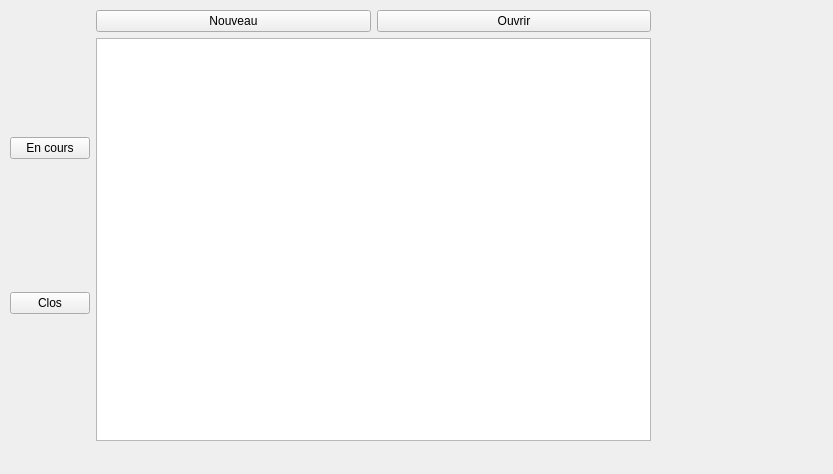
LudovicTagnon/EasyTicket, file src/vues/VueClient.ui: the form before one commit.
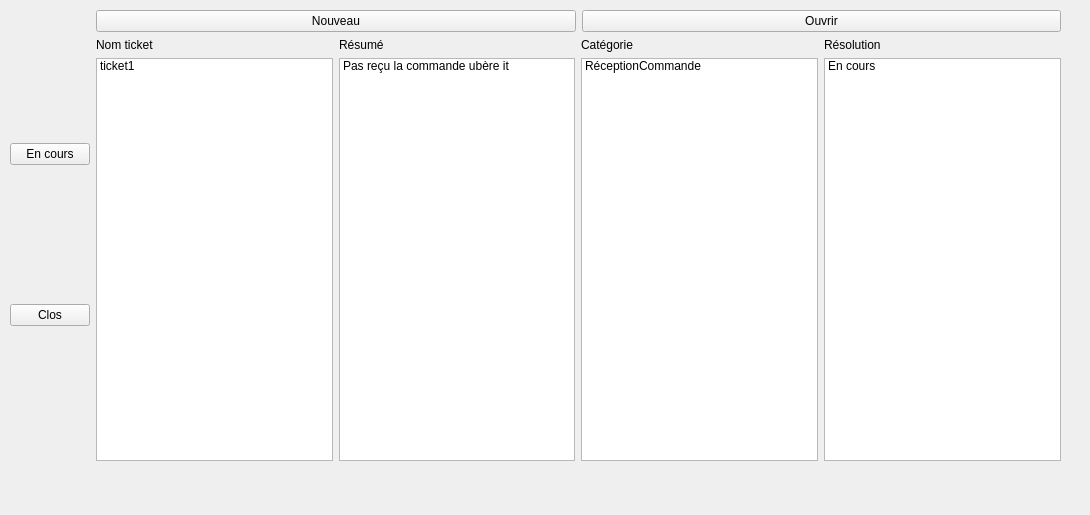
The form after the commit.

```diff
--- a/src/vues/VueClient.ui
+++ b/src/vues/VueClient.ui
@@ -6,8 +6,8 @@
    <rect>
     <x>0</x>
     <y>0</y>
-    <width>833</width>
-    <height>474</height>
+    <width>1090</width>
+    <height>515</height>
    </rect>
   </property>
   <property name="windowTitle">
@@ -18,8 +18,8 @@
     <rect>
      <x>10</x>
      <y>10</y>
-     <width>641</width>
-     <height>431</height>
+     <width>1051</width>
+     <height>451</height>
     </rect>
    </property>
    <layout class="QHBoxLayout" name="horizontalLayout">
@@ -62,7 +62,88 @@
        </layout>
       </item>
       <item>
-       <widget class="QListView" name="listViewTickets"/>
+       <layout class="QHBoxLayout" name="horizontalLayout_2">
+        <item>
+         <layout class="QVBoxLayout" name="verticalLayout">
+          <item>
+           <widget class="QLabel" name="label">
+            <property name="text">
+             <string>Nom ticket</string>
+            </property>
+           </widget>
+          </item>
+          <item>
+           <widget class="QListWidget" name="listWidget_2">
+            <item>
+             <property name="text">
+              <string>ticket1</string>
+             </property>
+            </item>
+           </widget>
+          </item>
+         </layout>
+        </item>
+        <item>
+         <layout class="QVBoxLayout" name="verticalLayout_4">
+          <item>
+           <widget class="QLabel" name="label_4">
+            <property name="text">
+             <string>Résumé</string>
+            </property>
+           </widget>
+          </item>
+          <item>
+           <widget class="QListWidget" name="listWidget_4">
+            <item>
+             <property name="text">
+              <string>Pas reçu la commande ubère it</string>
+             </property>
+            </item>
+           </widget>
+          </item>
+         </layout>
+        </item>
+        <item>
+         <layout class="QVBoxLayout" name="verticalLayout_2">
+          <item>
+           <widget class="QLabel" name="label_2">
+            <property name="text">
+             <string>Catégorie</string>
+            </property>
+           </widget>
+          </item>
+          <item>
+           <widget class="QListWidget" name="listWidget_3">
+            <item>
+             <property name="text">
+              <string>RéceptionCommande</string>
+             </property>
+            </item>
+           </widget>
+          </item>
+         </layout>
+        </item>
+        <item>
+         <layout class="QVBoxLayout" name="verticalLayout_3">
+          <item>
+           <widget class="QLabel" name="label_3">
+            <property name="text">
+             <string>Résolution</string>
+            </property>
+           </widget>
+          </item>
+          <item>
+           <widget class="QListWidget" name="listWidget">
+            <item>
+             <property name="text">
+              <string>En cours</string>
+             </property>
+            </item>
+           </widget>
+          </item>
+         </layout>
+        </item>
+       </layout>
       </item>
      </layout>
     </item>
```
